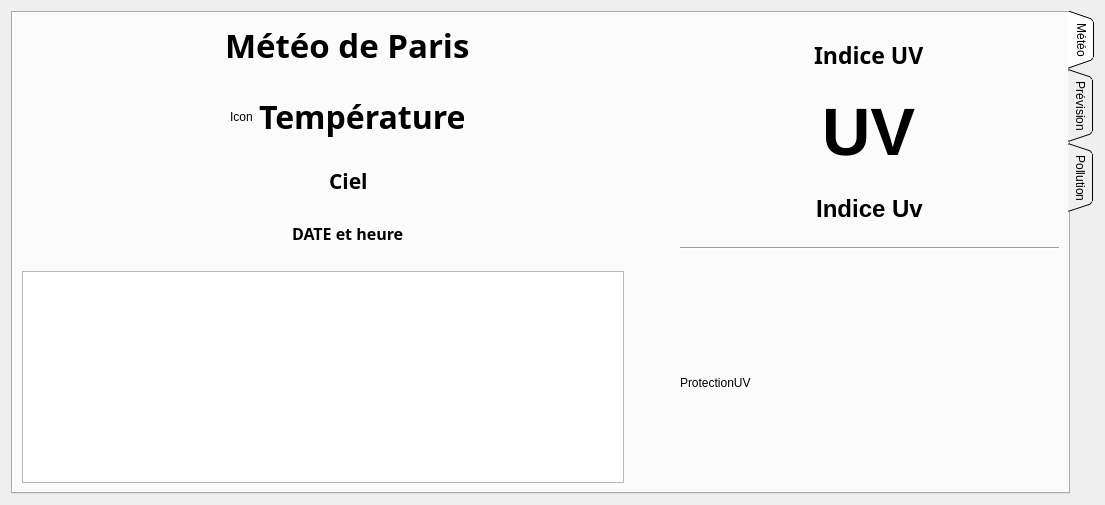
The window that src/dialogmeteo.ui (dibydrams/raspparispi) describes before a commit, drawn with Qt 5.
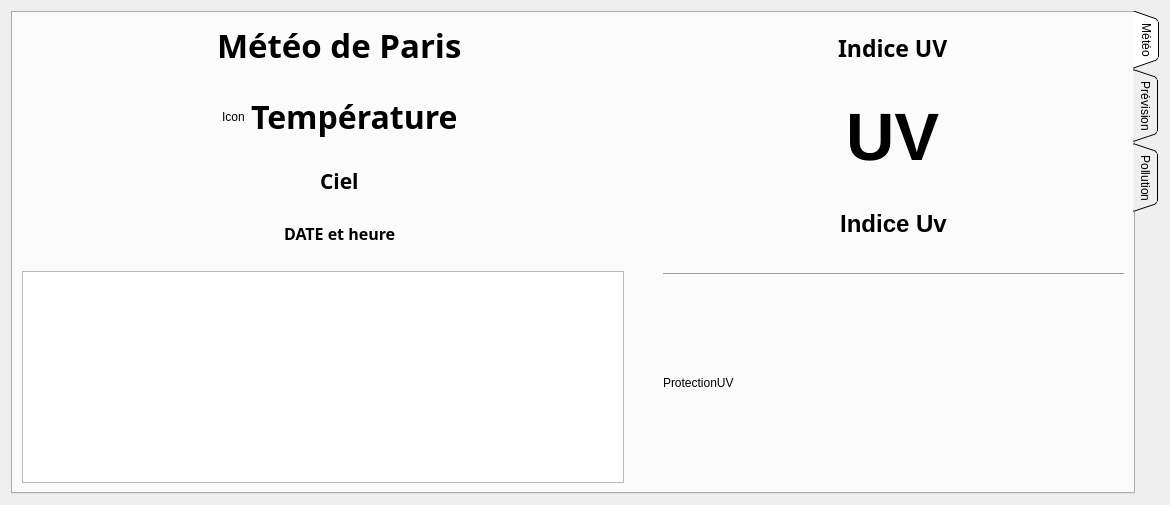
The same window after the commit. Icons and pictures are not drawn.

```diff
--- a/src/dialogmeteo.ui
+++ b/src/dialogmeteo.ui
@@ -6,14 +6,14 @@
    <rect>
     <x>0</x>
     <y>0</y>
-    <width>1105</width>
+    <width>1170</width>
     <height>503</height>
    </rect>
   </property>
   <property name="windowTitle">
    <string>Météo de Paris</string>
   </property>
-  <layout class="QVBoxLayout" name="verticalLayout_15">
+  <layout class="QVBoxLayout" name="verticalLayout_14">
    <item>
     <widget class="QTabWidget" name="tabWidget">
      <property name="tabPosition">
@@ -25,11 +25,17 @@
      <property name="currentIndex">
       <number>0</number>
      </property>
+     <property name="iconSize">
+      <size>
+       <width>25</width>
+       <height>16</height>
+      </size>
+     </property>
      <widget class="QWidget" name="meteo">
       <attribute name="title">
        <string>Météo</string>
       </attribute>
-      <layout class="QVBoxLayout" name="verticalLayout_14">
+      <layout class="QVBoxLayout" name="verticalLayout_13">
        <item>
         <layout class="QHBoxLayout" name="horizontalLayout_10">
          <item>
@@ -272,11 +278,25 @@
           </layout>
          </item>
          <item>
-          <layout class="QVBoxLayout" name="verticalLayout_13">
-           <item>
             <layout class="QVBoxLayout" name="verticalLayout_7">
              <item>
               <layout class="QVBoxLayout" name="verticalLayout_5">
+             <item>
+              <spacer name="verticalSpacer_13">
+               <property name="orientation">
+                <enum>Qt::Vertical</enum>
+               </property>
+               <property name="sizeType">
+                <enum>QSizePolicy::Fixed</enum>
+               </property>
+               <property name="sizeHint" stdset="0">
+                <size>
+                 <width>20</width>
+                 <height>10</height>
+                </size>
+               </property>
+              </spacer>
+             </item>
                <item alignment="Qt::AlignHCenter">
                 <widget class="QLabel" name="label_TUV">
                  <property name="font">
@@ -292,6 +312,19 @@
                  </property>
                 </widget>
                </item>
+             <item>
+              <spacer name="verticalSpacer_2">
+               <property name="orientation">
+                <enum>Qt::Vertical</enum>
+               </property>
+               <property name="sizeHint" stdset="0">
+                <size>
+                 <width>20</width>
+                 <height>40</height>
+                </size>
+               </property>
+              </spacer>
+             </item>
                <item alignment="Qt::AlignHCenter">
                 <widget class="QLabel" name="label_indUV">
                  <property name="font">
@@ -306,6 +339,19 @@
                  </property>
                 </widget>
                </item>
+             <item>
+              <spacer name="verticalSpacer_5">
+               <property name="orientation">
+                <enum>Qt::Vertical</enum>
+               </property>
+               <property name="sizeHint" stdset="0">
+                <size>
+                 <width>20</width>
+                 <height>40</height>
+                </size>
+               </property>
+              </spacer>
+             </item>
                <item>
                 <widget class="QLabel" name="label_DUV">
                  <property name="font">
@@ -323,6 +369,19 @@
                  </property>
                 </widget>
                </item>
+             <item>
+              <spacer name="verticalSpacer">
+               <property name="orientation">
+                <enum>Qt::Vertical</enum>
+               </property>
+               <property name="sizeHint" stdset="0">
+                <size>
+                 <width>20</width>
+                 <height>40</height>
+                </size>
+               </property>
+              </spacer>
+             </item>
               </layout>
              </item>
              <item>
@@ -332,20 +391,18 @@
                </property>
               </widget>
              </item>
-            </layout>
-           </item>
-           <item alignment="Qt::AlignHCenter|Qt::AlignBottom">
+           <item alignment="Qt::AlignHCenter">
             <widget class="QLabel" name="label_UVprotection">
              <property name="minimumSize">
               <size>
-               <width>379</width>
-               <height>200</height>
+               <width>461</width>
+               <height>201</height>
               </size>
              </property>
              <property name="maximumSize">
               <size>
-               <width>379</width>
-               <height>200</height>
+               <width>461</width>
+               <height>201</height>
               </size>
              </property>
              <property name="text">
```
Left out of the diff: 62 changed lines with no effect on the pictures. Lines whose indentation alone changed are shown as unchanged.
